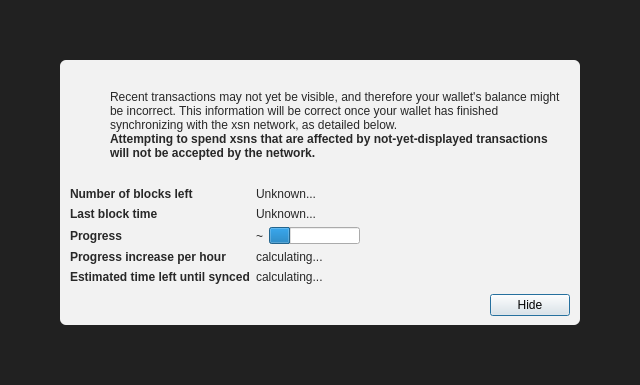
Above: src/qt/forms/modaloverlay.ui from X9Developers/XSN before the change. Below: the same form after it.
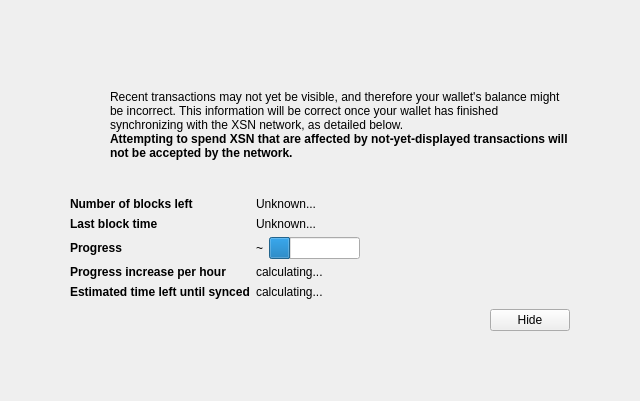
That is the form after the change. Icons and pictures are not drawn. Custom widgets are drawn as their Qt base class.

```diff
--- a/src/qt/forms/modaloverlay.ui
+++ b/src/qt/forms/modaloverlay.ui
@@ -7,7 +7,7 @@
     <x>0</x>
     <y>0</y>
     <width>640</width>
-    <height>385</height>
+    <height>401</height>
    </rect>
   </property>
   <property name="windowTitle">
@@ -31,10 +31,7 @@
    </property>
    <item>
     <widget class="QWidget" name="bgWidget" native="true">
-     <property name="styleSheet">
-      <string notr="true">#bgWidget { background: rgba(0,0,0,220); }</string>
-     </property>
-     <layout class="QVBoxLayout" name="verticalLayoutMain" stretch="1">
+     <layout class="QVBoxLayout" name="verticalLayoutMain" stretch="0">
       <property name="leftMargin">
        <number>60</number>
       </property>
@@ -50,11 +47,9 @@
       <item>
        <widget class="QWidget" name="contentWidget" native="true">
         <property name="styleSheet">
-         <string notr="true">#contentWidget { background: rgba(255,255,255,240); border-radius: 6px; }
-
-QLabel { color: rgb(40,40,40);  }</string>
+         <string notr="true"/>
         </property>
-        <layout class="QVBoxLayout" name="verticalLayoutSub" stretch="1,0,0,0">
+        <layout class="QVBoxLayout" name="verticalLayoutSub" stretch="1,0,0,0,0">
          <property name="spacing">
           <number>0</number>
          </property>
@@ -130,7 +125,7 @@
              <item>
               <widget class="QLabel" name="infoText">
                <property name="text">
-                <string>Recent transactions may not yet be visible, and therefore your wallet's balance might be incorrect. This information will be correct once your wallet has finished synchronizing with the xsn network, as detailed below.</string>
+                <string>Recent transactions may not yet be visible, and therefore your wallet's balance might be incorrect. This information will be correct once your wallet has finished synchronizing with the XSN network, as detailed below.</string>
                </property>
                <property name="textFormat">
                 <enum>Qt::RichText</enum>
@@ -149,7 +144,7 @@
                 </font>
                </property>
                <property name="text">
-                <string>Attempting to spend xsns that are affected by not-yet-displayed transactions will not be accepted by the network.</string>
+                <string>Attempting to spend XSN that are affected by not-yet-displayed transactions will not be accepted by the network.</string>
                </property>
                <property name="textFormat">
                 <enum>Qt::RichText</enum>
@@ -351,12 +346,6 @@
              <property name="text">
               <string>Hide</string>
              </property>
-             <property name="focusPolicy">
-              <enum>Qt::StrongFocus</enum>
-             </property>
-             <property name="default">
-              <bool>true</bool>
-             </property>
             </widget>
            </item>
           </layout>
```
Left out of the diff: 27 changed lines with no effect on the pictures.
